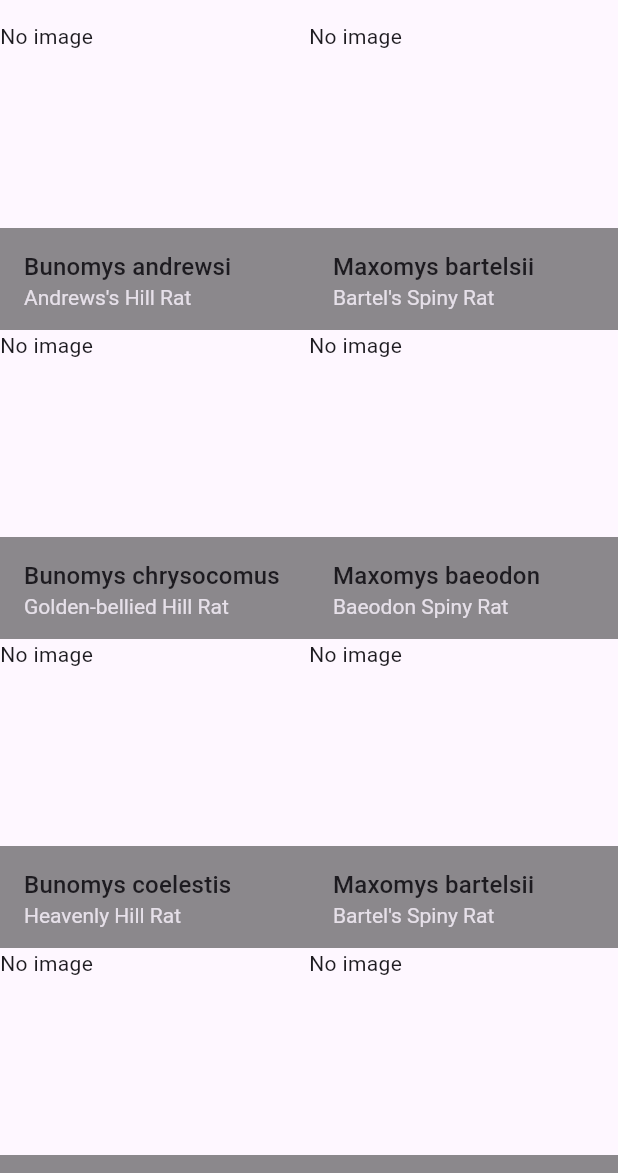
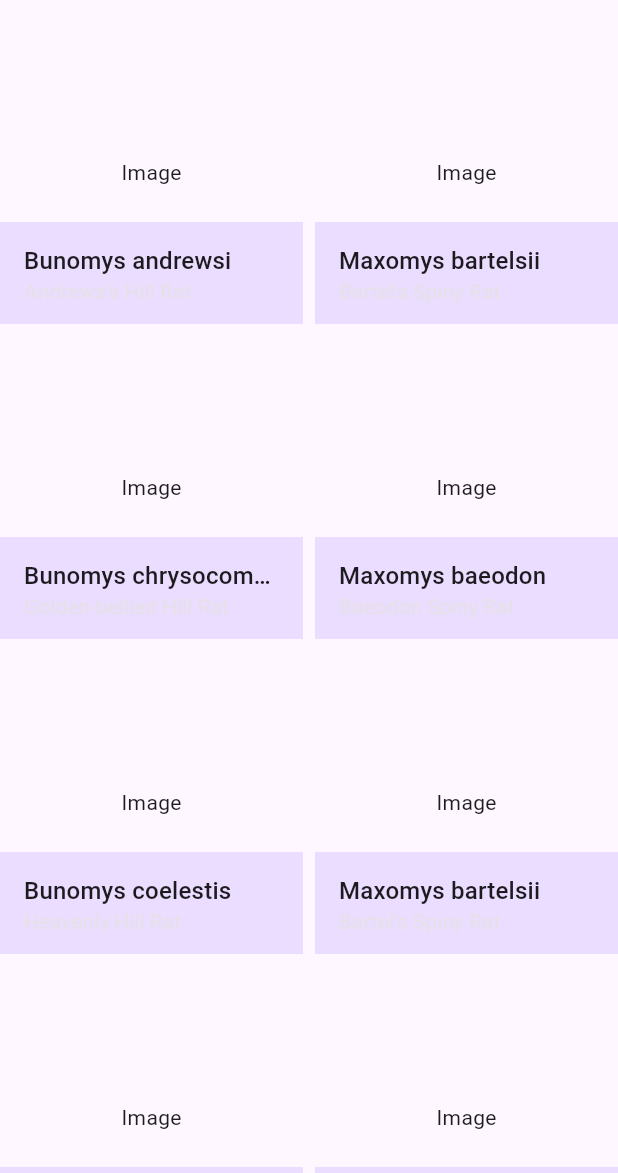
Before and after one commit to hhandika/awnoa, a Flutter app: the ExploreScreen screen opened directly, after a tap on the "list alt" icon, on a phone screen of 412 x 824 dp, the part 63-1236 px from its top. Run offline on Flutter 3.47's test engine with Material 3 defaults, Android fonts, the phone set to English and light mode, and no system bars.

Commit message:
Add grid view.

```diff
--- a/lib/screens/explore.dart
+++ b/lib/screens/explore.dart
@@ -79,20 +79,24 @@ class SpeciesGridView extends StatelessWidget {
   Widget build(BuildContext context) {
     return GridView.builder(
       itemCount: speciesList.length,
+      shrinkWrap: true,
       gridDelegate: const SliverGridDelegateWithFixedCrossAxisCount(
         crossAxisCount: 2,
         childAspectRatio: 1.0,
+        mainAxisSpacing: 8.0,
+        crossAxisSpacing: 8.0,
       ),
       itemBuilder: (context, index) {
         return GridTile(
-          footer: GridTileBar(
-            backgroundColor: Colors.black45,
-            title: Text(speciesList[index].species,
-                style: Theme.of(context).textTheme.titleMedium),
-            subtitle: Text(speciesList[index].commonName),
-          ),
-          child: const Text('No image'),
-        );
+            footer: GridTileBar(
+              backgroundColor: Theme.of(context).colorScheme.primaryContainer,
+              title: Text(speciesList[index].species,
+                  style: Theme.of(context).textTheme.titleMedium),
+              subtitle: Text(speciesList[index].commonName),
+            ),
+            child: const Center(
+              child: Text('Image'),
+            ));
       },
     );
   }
```
